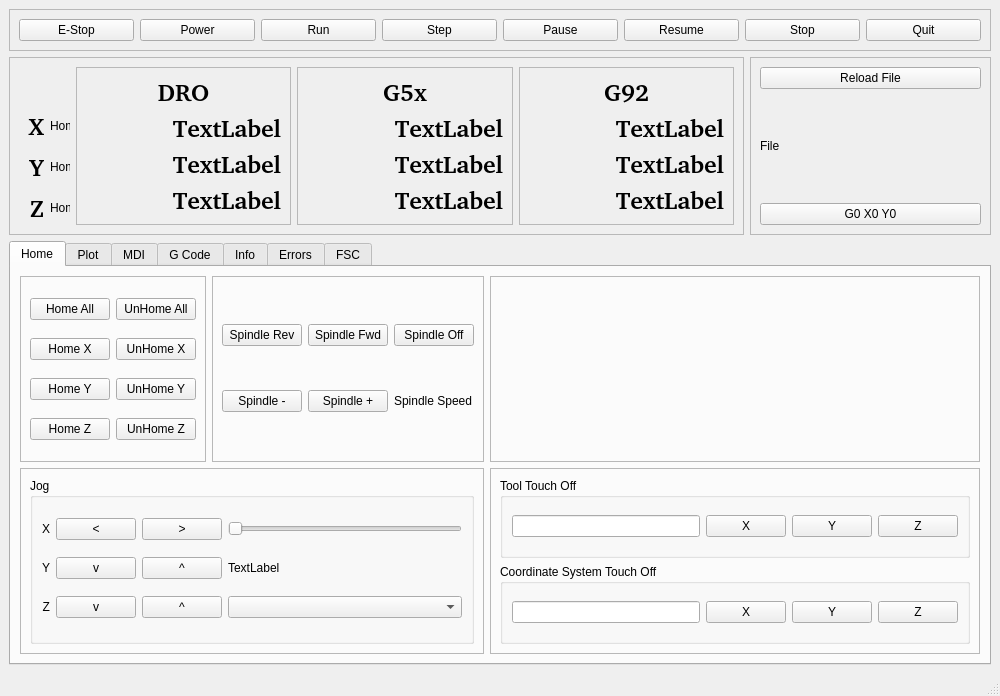
First picture: the form in examples/touch/touch.ui, repository jethornton/flexgui, before the edit.
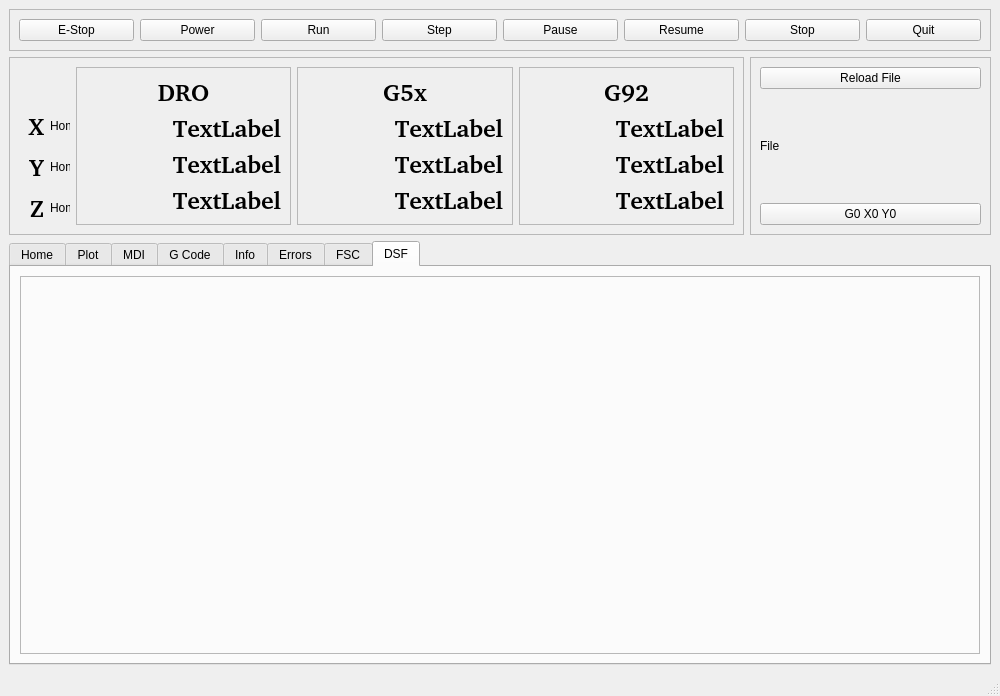
Second picture: the form after the edit. The open tabs and pages were chosen to show the change.

Patch:
```diff
--- a/examples/touch/touch.ui
+++ b/examples/touch/touch.ui
@@ -366,7 +366,11 @@
                </widget>
               </item>
               <item row="0" column="0">
-               <widget class="QLineEdit" name="tool_touchoff_le"/>
+               <widget class="QLineEdit" name="tool_touchoff_le">
+                <property name="mode" stdset="0">
+                 <string>touch</string>
+                </property>
+               </widget>
               </item>
               <item row="0" column="2">
                <widget class="QPushButton" name="tool_touchoff_y">
@@ -406,7 +410,11 @@
                </widget>
               </item>
               <item row="0" column="0">
-               <widget class="QLineEdit" name="touchoff_le"/>
+               <widget class="QLineEdit" name="touchoff_le">
+                <property name="mode" stdset="0">
+                 <string>touch</string>
+                </property>
+               </widget>
               </item>
              </layout>
             </widget>
@@ -1036,6 +1044,26 @@
         </item>
        </layout>
       </widget>
+      <widget class="QWidget" name="tab_10">
+       <attribute name="title">
+        <string>DSF</string>
+       </attribute>
+       <layout class="QVBoxLayout" name="verticalLayout_2">
+        <item>
+         <widget class="QFrame" name="dsf_container">
+          <property name="frameShape">
+           <enum>QFrame::StyledPanel</enum>
+          </property>
+          <property name="frameShadow">
+           <enum>QFrame::Raised</enum>
+          </property>
+          <property name="mode" stdset="0">
+           <string>touch</string>
+          </property>
+         </widget>
+        </item>
+       </layout>
+      </widget>
      </widget>
     </item>
     <item row="2" column="3">
```
